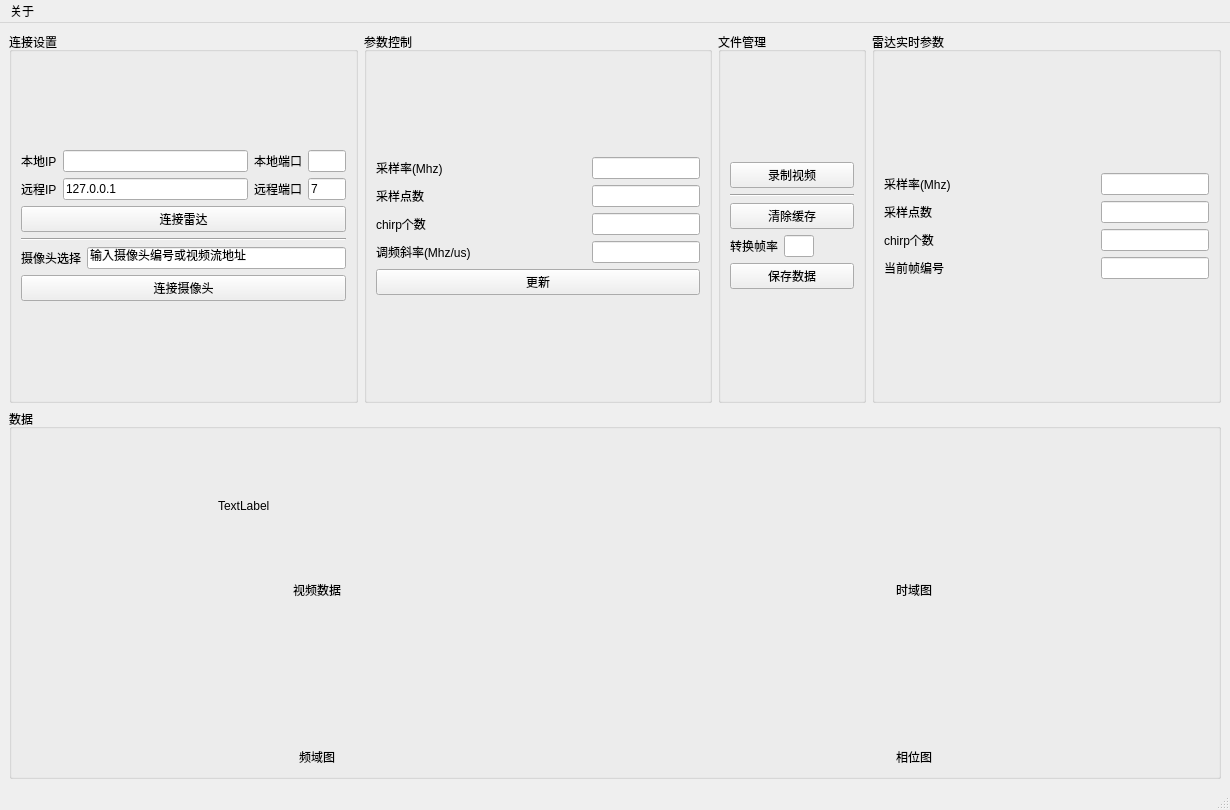
Before: the Qt Designer form mainwindow.ui in ZzzzzzS/mmLink, drawn with Qt 5.
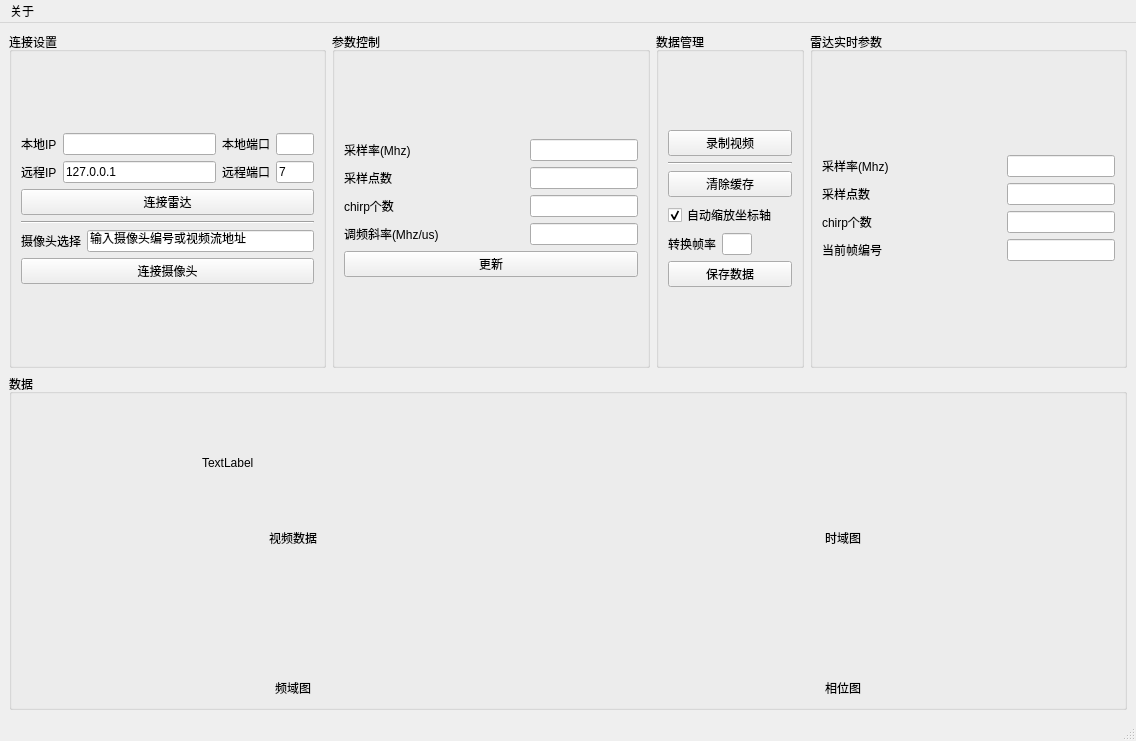
After: the same form once the commit is applied. Custom widgets are drawn as their Qt base class.

Commit message: 设置了logo，更新了语言翻译，为fft计算添加了互斥锁，解决了绘图时坐标轴乱动的问题

```diff
--- a/mainwindow.ui
+++ b/mainwindow.ui
@@ -6,8 +6,8 @@
    <rect>
     <x>0</x>
     <y>0</y>
-    <width>1230</width>
-    <height>810</height>
+    <width>1136</width>
+    <height>741</height>
    </rect>
   </property>
   <property name="sizePolicy">
@@ -345,7 +345,7 @@
         <item>
          <widget class="QGroupBox" name="groupBox_2">
           <property name="title">
-           <string>文件管理</string>
+           <string>数据管理</string>
           </property>
           <layout class="QGridLayout" name="gridLayout_5">
            <item row="0" column="0">
@@ -385,6 +385,16 @@
                  </property>
                 </widget>
                </item>
+               <item>
+                <widget class="QCheckBox" name="AxisBox">
+                 <property name="text">
+                  <string>自动缩放坐标轴</string>
+                 </property>
+                 <property name="checked">
+                  <bool>true</bool>
+                 </property>
+                </widget>
+               </item>
                <item>
                 <layout class="QHBoxLayout" name="horizontalLayout_21">
                  <item>
@@ -866,7 +876,7 @@
     <rect>
      <x>0</x>
      <y>0</y>
-     <width>1230</width>
+     <width>1136</width>
      <height>23</height>
     </rect>
    </property>
```
The commit also changes 11 other files.
